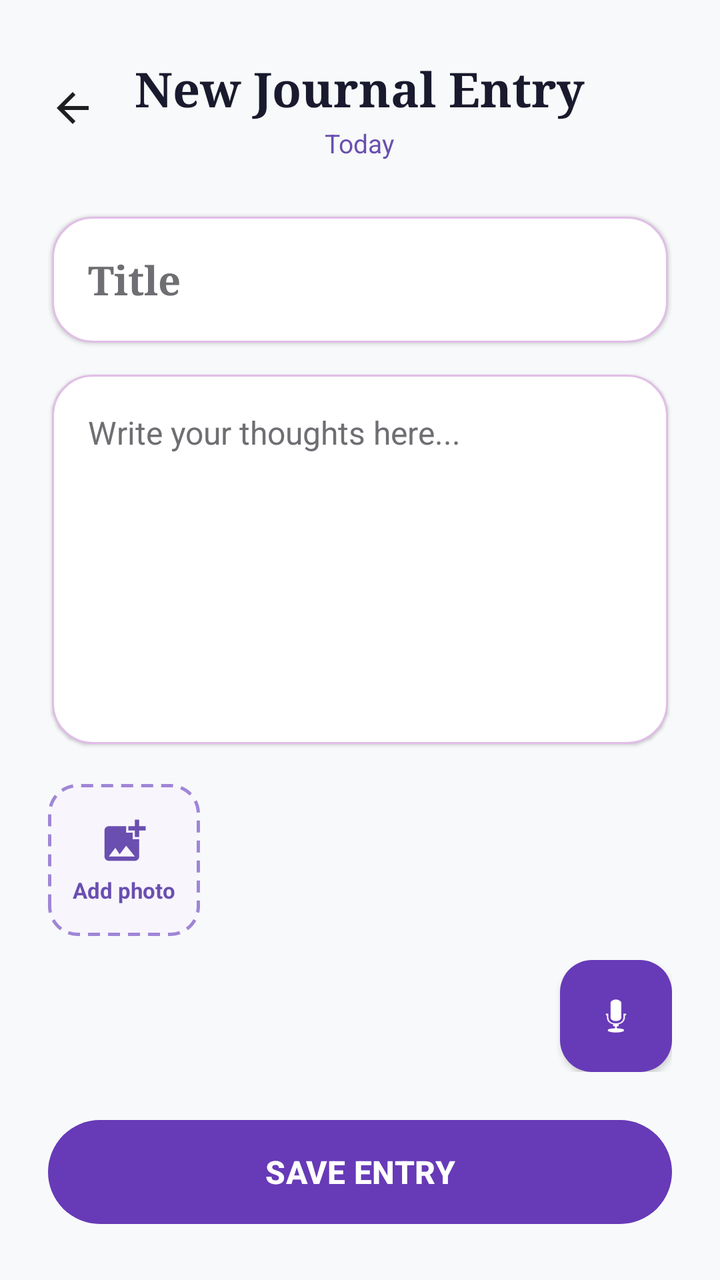
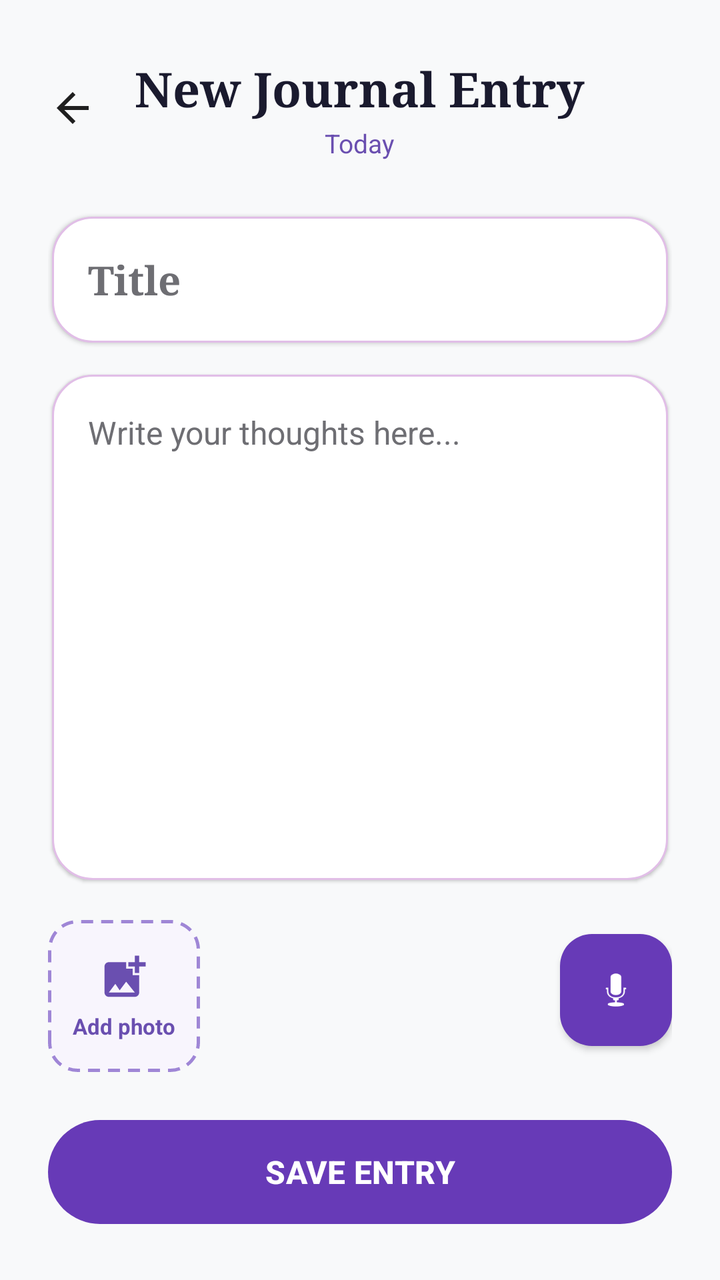

An Android layout rendered at two revisions. The XML below is the earlier revision; the diff shows what the commit changed to produce the second picture.
<!-- AndroidManifest.xml: application theme Theme.SpiritualTracker -->
<!-- res/layout/activity_journal.xml -->
<?xml version="1.0" encoding="utf-8"?>
<LinearLayout xmlns:android="http://schemas.android.com/apk/res/android"
    xmlns:app="http://schemas.android.com/apk/res-auto"
    android:layout_width="match_parent"
    android:layout_height="match_parent"
    android:orientation="vertical"
    android:background="#F8F9FA"
    android:fitsSystemWindows="true">

    <LinearLayout
        android:layout_width="match_parent"
        android:layout_height="match_parent"
        android:orientation="vertical"
        android:padding="24dp">

        <FrameLayout
            android:layout_width="match_parent"
            android:layout_height="wrap_content"
            android:layout_marginTop="4dp"
            android:layout_marginBottom="28dp">

            <ImageView
                android:id="@+id/btnJournalClose"
                android:layout_width="44dp"
                android:layout_height="44dp"
                android:layout_gravity="start|center_vertical"
                android:layout_marginStart="-10dp"
                android:background="?attr/selectableItemBackgroundBorderless"
                android:contentDescription="Close"
                android:padding="10dp"
                android:src="@drawable/ic_back"
                app:tint="#1F1F1F" />

            <LinearLayout
                android:layout_width="wrap_content"
                android:layout_height="wrap_content"
                android:layout_gravity="center"
                android:gravity="center_horizontal"
                android:orientation="vertical">

                <TextView
                    android:id="@+id/tvJournalHeading"
                    android:layout_width="wrap_content"
                    android:layout_height="wrap_content"
                    android:text="New Journal Entry"
                    android:textSize="24sp"
                    android:textStyle="bold"
                    android:fontFamily="serif"
                    android:textColor="#1A1A2E"/>

                <TextView
                    android:id="@+id/tvJournalDate"
                    android:layout_width="wrap_content"
                    android:layout_height="wrap_content"
                    android:layout_marginTop="2dp"
                    android:text="Today"
                    android:textSize="13sp"
                    android:textColor="#6A4FB0"/>
            </LinearLayout>
        </FrameLayout>

        <EditText
            android:id="@+id/etTitle"
            android:layout_width="match_parent"
            android:layout_height="wrap_content"
            android:background="@drawable/bg_journal_field"
            android:elevation="1dp"
            android:padding="18dp"
            android:hint="Title"
            android:textSize="20sp"
            android:textStyle="bold"
            android:fontFamily="serif"
            android:layout_marginBottom="16dp"
            android:layout_marginHorizontal="2dp"
            android:textColor="#1F1F1F"
            android:textColorHint="#6E6E73"/>

        <EditText
            android:id="@+id/etContent"
            android:layout_width="match_parent"
            android:layout_height="0dp"
            android:layout_weight="1"
            android:background="@drawable/bg_journal_field"
            android:elevation="1dp"
            android:padding="18dp"
            android:hint="Write your thoughts here..."
            android:gravity="top|start"
            android:textSize="16sp"
            android:lineSpacingExtra="6dp"
            android:layout_marginBottom="14dp"
            android:layout_marginHorizontal="2dp"
            android:textColor="#333333"
            android:textColorHint="#6E6E73"/>

        
        <HorizontalScrollView
            android:layout_width="match_parent"
            android:layout_height="wrap_content"
            android:layout_marginBottom="12dp"
            android:clipToPadding="false"
            android:paddingTop="6dp"
            android:scrollbars="none">

            <LinearLayout
                android:id="@+id/photoStrip"
                android:layout_width="wrap_content"
                android:layout_height="wrap_content"
                android:orientation="horizontal">

                <LinearLayout
                    android:id="@+id/btnAddPhoto"
                    android:layout_width="76dp"
                    android:layout_height="76dp"
                    android:background="@drawable/bg_add_photo_tile"
                    android:clickable="true"
                    android:focusable="true"
                    android:foreground="?attr/selectableItemBackground"
                    android:gravity="center"
                    android:orientation="vertical">

                    <ImageView
                        android:layout_width="26dp"
                        android:layout_height="26dp"
                        android:importantForAccessibility="no"
                        android:src="@drawable/ic_add_photo" />

                    <TextView
                        android:id="@+id/tvAddPhoto"
                        android:layout_width="wrap_content"
                        android:layout_height="wrap_content"
                        android:layout_marginTop="4dp"
                        android:text="Add photo"
                        android:textColor="#6A4FB0"
                        android:textSize="11sp"
                        android:textStyle="bold" />
                </LinearLayout>
            </LinearLayout>
        </HorizontalScrollView>

        <LinearLayout
            android:layout_width="match_parent"
            android:layout_height="wrap_content"
            android:orientation="horizontal"
            android:gravity="center_vertical|end"
            android:layout_marginBottom="20dp">

            <TextView
                android:id="@+id/tvRecordTimer"
                android:layout_width="0dp"
                android:layout_height="wrap_content"
                android:layout_weight="1"
                android:text="00:00"
                android:textColor="#5F5F64"
                android:textSize="14sp"
                android:fontFamily="sans-serif-medium"
                android:paddingStart="4dp"
                android:visibility="gone" />

            <com.google.android.material.floatingactionbutton.FloatingActionButton
                android:id="@+id/btnDiscardAudio"
                android:layout_width="wrap_content"
                android:layout_height="wrap_content"
                android:layout_marginEnd="16dp"
                android:src="@android:drawable/ic_menu_delete"
                app:backgroundTint="#FEE7E6"
                app:tint="#E53935"
                app:elevation="0dp"
                app:fabCustomSize="40dp"
                android:visibility="gone" />

            <com.google.android.material.floatingactionbutton.FloatingActionButton
                android:id="@+id/btnRecord"
                android:layout_width="wrap_content"
                android:layout_height="wrap_content"
                android:src="@android:drawable/ic_btn_speak_now"
                app:backgroundTint="#673AB7"
                app:tint="@android:color/white"
                app:elevation="2dp"
                app:fabSize="normal" />
        </LinearLayout>

        <com.google.android.material.button.MaterialButton
            android:id="@+id/btnSaveJournal"
            android:layout_width="match_parent"
            android:layout_height="60dp"
            android:text="SAVE ENTRY"
            android:textSize="16sp"
            android:textStyle="bold"
            app:cornerRadius="30dp"
            app:backgroundTint="#673AB7"
            android:textColor="#ffffff"/>

    </LinearLayout>
</LinearLayout>
<!-- resources referenced by this layout -->
<resources>
  <!-- drawable bg_add_photo_tile (drawable) -->
  <?xml version="1.0" encoding="utf-8"?>
  <shape xmlns:android="http://schemas.android.com/apk/res/android">
      <solid android:color="#F8F5FD" />
      <stroke android:width="1.5dp" android:color="#9F86D6" android:dashWidth="6dp" android:dashGap="4dp" />
      <corners android:radius="14dp" />
  </shape>
  <!-- drawable bg_journal_field (drawable) -->
  <?xml version="1.0" encoding="utf-8"?>
  <shape xmlns:android="http://schemas.android.com/apk/res/android"
      android:shape="rectangle">
      <solid android:color="#FFFFFF" />
      <stroke android:width="1dp" android:color="#E1BEE7" />
      <corners android:radius="20dp" />
  </shape>
  <!-- drawable ic_add_photo (drawable) -->
  <?xml version="1.0" encoding="utf-8"?>
  <vector xmlns:android="http://schemas.android.com/apk/res/android"
      android:width="24dp" android:height="24dp" android:viewportWidth="24" android:viewportHeight="24"
      android:tint="#6A4FB0">
      <path android:fillColor="#FFFFFFFF"
          android:pathData="M19,7v2.99s-1.99,0.01 -2,0L17,7h-3s0.01,-1.99 0,-2h3L17,2h2v3h3v2h-3zM16,11L16,8h-3L13,5L5,5c-1.1,0 -2,0.9 -2,2v12c0,1.1 0.9,2 2,2h12c1.1,0 2,-0.9 2,-2v-8h-3zM5,19l3,-4 2,3 3,-4 4,5L5,19z" />
  </vector>
  <!-- drawable ic_back (drawable) -->
  <vector xmlns:android="http://schemas.android.com/apk/res/android"
      android:width="24dp"
      android:height="24dp"
      android:viewportWidth="24"
      android:viewportHeight="24">
      <path
          android:fillColor="#FFFFFFFF"
          android:pathData="M20,11H7.83l5.59,-5.59L12,4l-8,8 8,8 1.41,-1.41L7.83,13H20v-2z" />
  </vector>
  <style name="Theme.SpiritualTracker" parent="Base.Theme.SpiritualTracker" />
  <style name="Base.Theme.SpiritualTracker" parent="Theme.Material3.DayNight.NoActionBar">
          <item name="colorPrimary">#7E57C2</item>
          <item name="colorOnPrimary">#FFFFFF</item>
          <item name="colorSecondaryContainer">#D1C4E9</item>
          <item name="colorOnSecondaryContainer">#7E57C2</item>
          <item name="android:windowBackground">#F3F4F9</item>
          
          <item name="android:navigationBarColor">#F5F5F5</item>
          <item name="android:windowLightNavigationBar" tools:targetApi="27">true</item>
      </style>
</resources>

<!-- the commit's change to res/layout/activity_journal.xml (unified diff, before → after) -->
@@ -92,51 +92,6 @@
             android:textColor="#333333"
             android:textColorHint="#6E6E73"/>
 
-        
-        <HorizontalScrollView
-            android:layout_width="match_parent"
-            android:layout_height="wrap_content"
-            android:layout_marginBottom="12dp"
-            android:clipToPadding="false"
-            android:paddingTop="6dp"
-            android:scrollbars="none">
-
-            <LinearLayout
-                android:id="@+id/photoStrip"
-                android:layout_width="wrap_content"
-                android:layout_height="wrap_content"
-                android:orientation="horizontal">
-
-                <LinearLayout
-                    android:id="@+id/btnAddPhoto"
-                    android:layout_width="76dp"
-                    android:layout_height="76dp"
-                    android:background="@drawable/bg_add_photo_tile"
-                    android:clickable="true"
-                    android:focusable="true"
-                    android:foreground="?attr/selectableItemBackground"
-                    android:gravity="center"
-                    android:orientation="vertical">
-
-                    <ImageView
-                        android:layout_width="26dp"
-                        android:layout_height="26dp"
-                        android:importantForAccessibility="no"
-                        android:src="@drawable/ic_add_photo" />
-
-                    <TextView
-                        android:id="@+id/tvAddPhoto"
-                        android:layout_width="wrap_content"
-                        android:layout_height="wrap_content"
-                        android:layout_marginTop="4dp"
-                        android:text="Add photo"
-                        android:textColor="#6A4FB0"
-                        android:textSize="11sp"
-                        android:textStyle="bold" />
-                </LinearLayout>
-            </LinearLayout>
-        </HorizontalScrollView>
-
         <LinearLayout
             android:layout_width="match_parent"
             android:layout_height="wrap_content"
@@ -144,11 +99,57 @@
             android:gravity="center_vertical|end"
             android:layout_marginBottom="20dp">
 
-            <TextView
-                android:id="@+id/tvRecordTimer"
+            
+            <HorizontalScrollView
                 android:layout_width="0dp"
                 android:layout_height="wrap_content"
                 android:layout_weight="1"
+                android:layout_marginEnd="12dp"
+                android:clipToPadding="false"
+                android:paddingTop="6dp"
+                android:scrollbars="none">
+
+                <LinearLayout
+                    android:id="@+id/photoStrip"
+                    android:layout_width="wrap_content"
+                    android:layout_height="wrap_content"
+                    android:orientation="horizontal">
+
+                    <LinearLayout
+                        android:id="@+id/btnAddPhoto"
+                        android:layout_width="76dp"
+                        android:layout_height="76dp"
+                        android:background="@drawable/bg_add_photo_tile"
+                        android:clickable="true"
+                        android:focusable="true"
+                        android:foreground="?attr/selectableItemBackground"
+                        android:gravity="center"
+                        android:orientation="vertical">
+
+                        <ImageView
+                            android:layout_width="26dp"
+                            android:layout_height="26dp"
+                            android:importantForAccessibility="no"
+                            android:src="@drawable/ic_add_photo" />
+
+                        <TextView
+                            android:id="@+id/tvAddPhoto"
+                            android:layout_width="wrap_content"
+                            android:layout_height="wrap_content"
+                            android:layout_marginTop="4dp"
+                            android:text="Add photo"
+                            android:textColor="#6A4FB0"
+                            android:textSize="11sp"
+                            android:textStyle="bold" />
+                    </LinearLayout>
+                </LinearLayout>
+            </HorizontalScrollView>
+
+            <TextView
+                android:id="@+id/tvRecordTimer"
+                android:layout_width="wrap_content"
+                android:layout_height="wrap_content"
+                android:layout_marginEnd="10dp"
                 android:text="00:00"
                 android:textColor="#5F5F64"
                 android:textSize="14sp"
